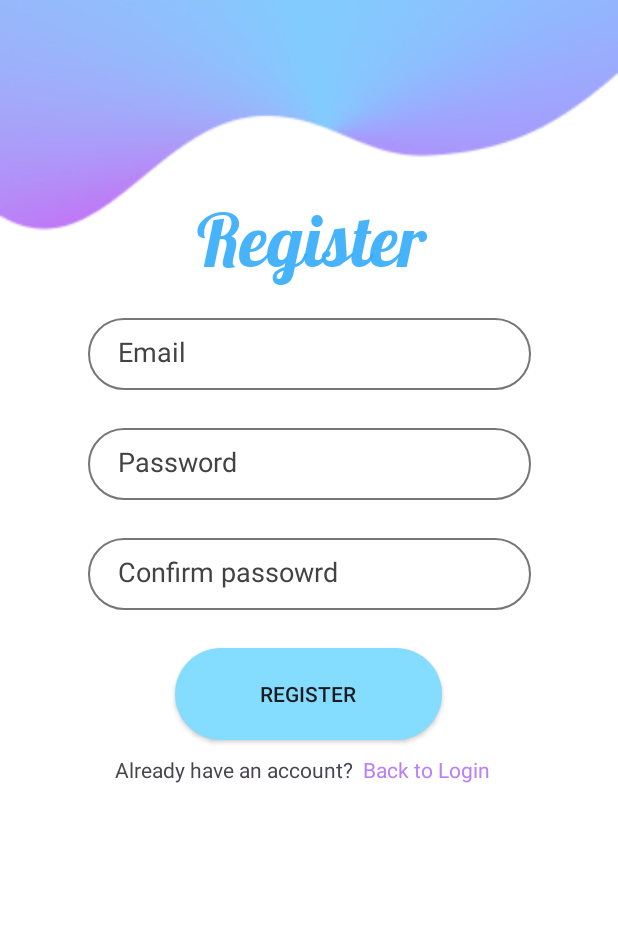
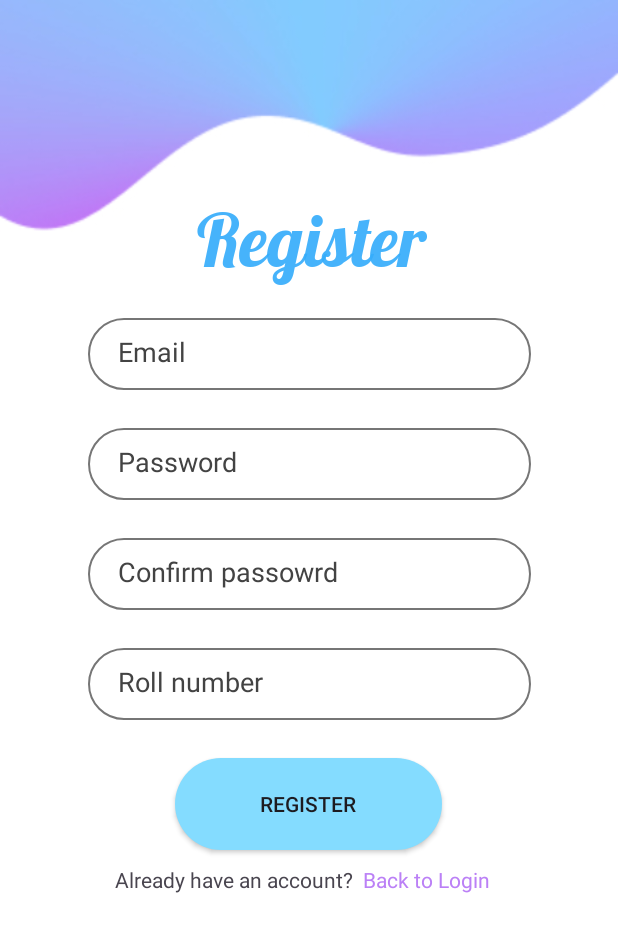
Before and after one commit to Sayoo123/Stuacademics, an Android app: the Registeration screen opened directly, with no data from a screen before it, after a tap on "REGISTER", on a phone screen of 412 x 824 dp. Shown: the top 932 px of the screen. Run offline under Robolectric (Android 15) with nearby library versions, the phone set to English and light mode, and no system bars; our stand-ins replace Firebase (no records; nobody signed in at launch, a user with empty details on screens opened directly).

```diff
--- a/app/src/main/java/com/example/stuacademics/MainActivity.java
+++ b/app/src/main/java/com/example/stuacademics/MainActivity.java
@@ -13,13 +13,16 @@ import androidx.fragment.app.FragmentTransaction;
 
 import android.content.Intent;
 import android.os.Bundle;
+import android.util.Log;
 import android.view.MenuItem;
 
 import com.google.android.material.navigation.NavigationView;
 import com.google.firebase.auth.FirebaseAuth;
+import com.google.firebase.auth.FirebaseUser;
 
 public class MainActivity extends AppCompatActivity {
 DrawerLayout drawerLayout;
+
 NavigationView navigationView;
 Toolbar toolbar;
     @Override
@@ -29,10 +32,9 @@ Toolbar toolbar;
         WindowCompat.setDecorFitsSystemWindows(getWindow(), false);
         drawerLayout=findViewById(R.id.drawerLayout);
         navigationView=findViewById(R.id.navigation_view);
+//        getSupportFragmentManager().beginTransaction().add(R.id.container, AttendanceFragment.newInstance(name),"AttendanceFragment").commit();
         toolbar=findViewById(R.id.toolbar);
-
         setSupportActionBar(toolbar);
-
         ActionBarDrawerToggle toggle= new ActionBarDrawerToggle(this,drawerLayout,toolbar,R.string.OpenDrawer,R.string.CloseDrawer);
         drawerLayout.addDrawerListener(toggle);
         toggle.syncState();
--- a/app/src/main/java/com/example/stuacademics/Registeration.java
+++ b/app/src/main/java/com/example/stuacademics/Registeration.java
@@ -21,12 +21,14 @@ import com.google.android.gms.tasks.OnCompleteListener;
 import com.google.android.gms.tasks.Task;
 import com.google.firebase.auth.AuthResult;
 import com.google.firebase.auth.FirebaseAuth;
+import com.google.firebase.database.DatabaseReference;
+import com.google.firebase.database.FirebaseDatabase;
 
 public class Registeration extends AppCompatActivity {
-    EditText email,password,confirm_password;
+    EditText email,password,confirm_password,rollno;
     Button register;
     ProgressBar bar;
-
+    DatabaseReference db;
     FirebaseAuth mAuth;
     @Override
     protected void onCreate(Bundle savedInstanceState) {
@@ -36,7 +38,9 @@ public class Registeration extends AppCompatActivity {
         password=findViewById(R.id.Register_password);
         confirm_password=findViewById(R.id.Register_confirmpassword);
         register=findViewById(R.id.Register);
+        rollno=findViewById(R.id.Register_Rollno);
         mAuth= FirebaseAuth.getInstance();
+        db= FirebaseDatabase.getInstance().getReference();
         //bar=findViewById(R.id.progress_bar);
         WindowCompat.setDecorFitsSystemWindows(getWindow(), false);
         TextView tologin=findViewById(R.id.backtologin);
@@ -51,14 +55,20 @@ public class Registeration extends AppCompatActivity {
             @Override
             public void onClick(View v) {
                 //bar.setVisibility(View.VISIBLE);
-                String emailauth,passwordauth,cr_password_auth;
+                String emailauth,passwordauth,cr_password_auth,rollnoauth;
                 emailauth=String.valueOf(email.getText());
                 passwordauth=String.valueOf(password.getText());
                 cr_password_auth=String.valueOf(confirm_password.getText());
-                System.out.println(emailauth+passwordauth+cr_password_auth);
+                rollnoauth=String.valueOf(rollno.getText());
+                String emailtrimmed=emailauth.split("@")[0];
                 if(TextUtils.isEmpty(emailauth))
                 {
                     Toast.makeText(Registeration.this,"Fill Email field",Toast.LENGTH_SHORT).show();
+                    return;
+                }
+                if(TextUtils.isEmpty(rollnoauth))
+                {
+                    Toast.makeText(Registeration.this,"Fill Roll Number field",Toast.LENGTH_SHORT).show();
                     return;
                 }
                 if(TextUtils.isEmpty(passwordauth))
@@ -79,6 +89,7 @@ public class Registeration extends AppCompatActivity {
                                 if (task.isSuccessful()) {
                                     Toast.makeText(Registeration.this, "Registered Successfully.",Toast.LENGTH_SHORT).show();
                                     startActivity(new Intent(Registeration.this, Login.class));
+                                    db.child("Registration").child(emailtrimmed).push().setValue(rollnoauth);
                                 } else {
                                     // If sign in fails, display a message to the user.
                                     Toast.makeText(Registeration.this, "Authentication failed.",
--- a/app/src/main/res/layout/activity_registeration.xml
+++ b/app/src/main/res/layout/activity_registeration.xml
@@ -77,6 +77,19 @@
             android:paddingTop="10dp"
             android:paddingBottom="13dp"
             android:textColorHint="#434343" />
+        <EditText
+            android:id="@+id/Register_Rollno"
+            android:layout_width="295dp"
+            android:layout_height="wrap_content"
+            android:layout_marginBottom="25dp"
+            android:background="@drawable/input_bg"
+            android:ems="10"
+            android:hint="Roll number"
+            android:inputType="text"
+            android:paddingLeft="20dp"
+            android:paddingTop="10dp"
+            android:paddingBottom="13dp"
+            android:textColorHint="#434343" />
 
         <androidx.appcompat.widget.AppCompatButton
             android:id="@+id/Register"
--- a/app/src/main/res/layout/fragment_attendance.xml
+++ b/app/src/main/res/layout/fragment_attendance.xml
@@ -2,6 +2,7 @@
 <androidx.constraintlayout.widget.ConstraintLayout xmlns:android="http://schemas.android.com/apk/res/android"
     xmlns:app="http://schemas.android.com/apk/res-auto"
     xmlns:tools="http://schemas.android.com/tools"
+    android:id="@+id/attendance"
     android:layout_width="match_parent"
     android:layout_height="match_parent"
     tools:context=".AttendanceFragment">
```
Also changed, not shown: app/src/main/java/com/example/stuacademics/AttendanceFragment.java (+48 -5 lines), app/src/main/java/com/example/stuacademics/Login.java (+5 -5 lines).
